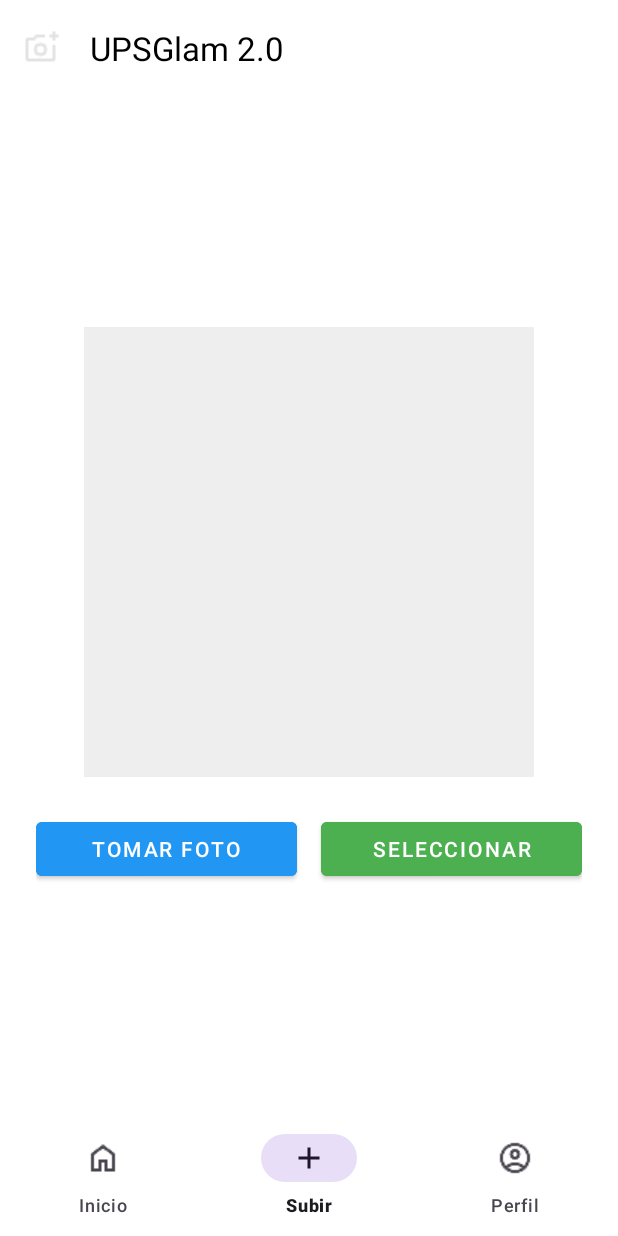
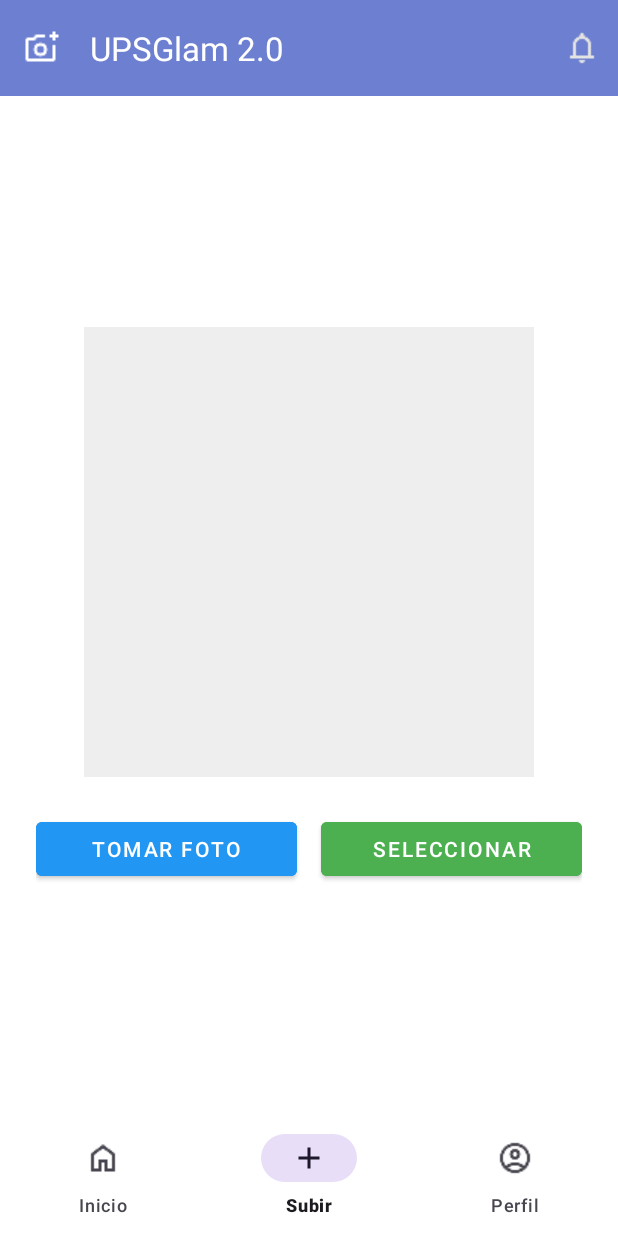
Before and after one commit to DanYC1503/Flask-service-mobile-app, an Android app: the MainActivity screen opened directly, with no data from a screen before it, item 2 of the bottom bar chosen, on a phone screen of 412 x 824 dp. Run offline under Robolectric (Android 15) with nearby library versions, the light colour scheme and no system bars; our stand-ins replace Firebase (no records; nobody signed in at launch, a user with empty details on screens opened directly).

Commit message:
update change color top bar

```diff
--- a/UI_Filter_APP/app/src/main/res/layout/activity_main.xml
+++ b/UI_Filter_APP/app/src/main/res/layout/activity_main.xml
@@ -13,17 +13,25 @@
     android:layout_width="match_parent"
     android:layout_height="wrap_content"
     android:theme="@style/ThemeOverlay.Material3.Dark.ActionBar"
-        android:background="#FFFFFF"
+    android:background="@android:color/transparent"
+    android:elevation="4dp"
     android:fitsSystemWindows="true">
 
     <com.google.android.material.appbar.MaterialToolbar
         android:id="@+id/topAppBar"
         android:layout_width="match_parent"
         android:layout_height="?attr/actionBarSize"
+        android:background="#6C7FD0"
         app:title="UPSGlam 2.0"
-            app:titleTextColor="#000000"
+        app:titleTextColor="@android:color/white"
+        app:titleTextAppearance="@style/TextAppearance.Material3.TitleLarge"
         app:navigationIcon="@drawable/ic_camera"
-            app:menu="@menu/top_bar_menu" />
+        app:navigationIconTint="@android:color/white"
+        app:menu="@menu/top_bar_menu"
+        app:elevation="0dp"
+        app:contentInsetStart="16dp"
+        app:contentInsetEnd="16dp" />
+
 </com.google.android.material.appbar.AppBarLayout>
 
     <!-- Contenido principal -->
--- a/UI_Filter_APP/app/src/main/res/menu/top_bar_menu.xml
+++ b/UI_Filter_APP/app/src/main/res/menu/top_bar_menu.xml
@@ -1,7 +1,8 @@
-<menu xmlns:android="http://schemas.android.com/apk/res/android">
+<menu xmlns:android="http://schemas.android.com/apk/res/android"
+    xmlns:app="http://schemas.android.com/apk/res-auto">
     <item
         android:id="@+id/action_messages"
         android:icon="@drawable/ic_message"
         android:title="Mensajes"
-        android:showAsAction="ifRoom" />
+        app:showAsAction="ifRoom" />
 </menu>
```
Lines whose indentation alone changed are shown as unchanged.
